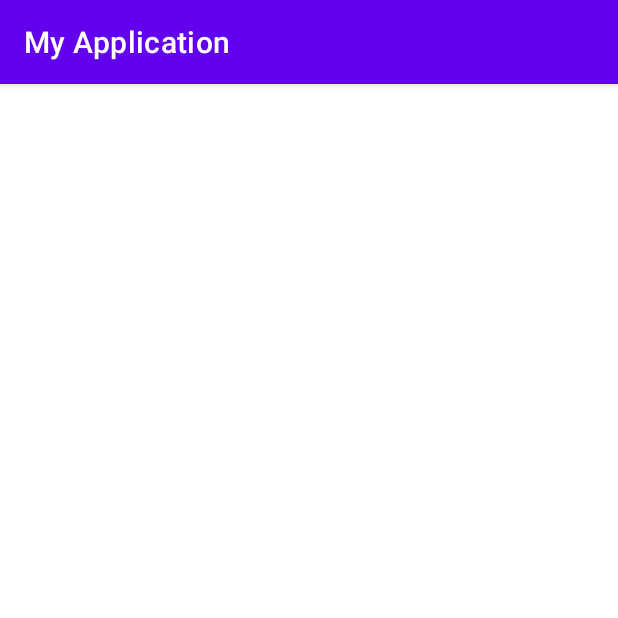
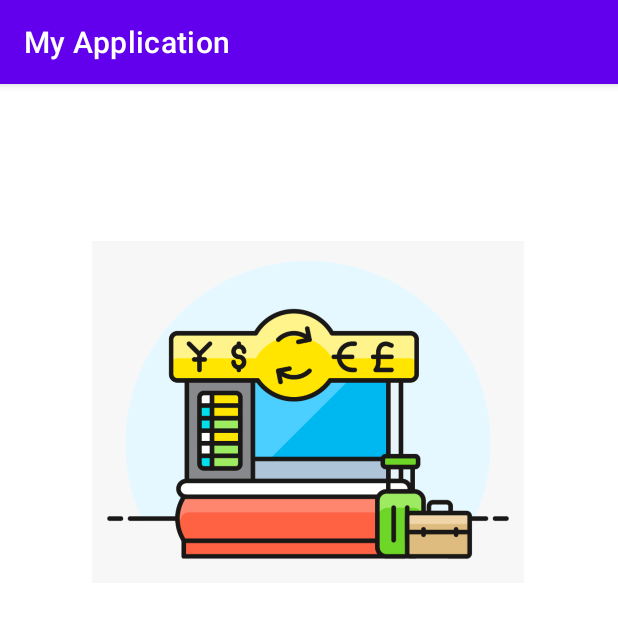
Before and after one commit to Adel-Y/CSC498-CurrencyConverterGroup, an Android app: the ConversionActivity screen opened directly, with no data from a screen before it, on a phone screen of 412 x 824 dp, the top half of it. Run offline under Robolectric (Android 15) with nearby library versions, the phone set to English and light mode, and no system bars; 2 statements that could not run were skipped.

Commit message:
imageview in activity 2 added

```diff
--- a/app/src/main/res/layout/activity_conversion.xml
+++ b/app/src/main/res/layout/activity_conversion.xml
@@ -6,13 +6,15 @@
     android:layout_height="match_parent"
     tools:context=".ConversionActivity">
 
-    <TextView
-        android:id="@+id/textView"
-        android:layout_width="wrap_content"
-        android:layout_height="wrap_content"
-        android:text="TextView"
+    <ImageView
+        android:id="@+id/imageView"
+        android:layout_width="288dp"
+        android:layout_height="292dp"
         app:layout_constraintBottom_toBottomOf="parent"
         app:layout_constraintEnd_toEndOf="parent"
+        app:layout_constraintHorizontal_bias="0.495"
         app:layout_constraintStart_toStartOf="parent"
-        app:layout_constraintTop_toTopOf="parent" />
+        app:layout_constraintTop_toTopOf="parent"
+        app:layout_constraintVertical_bias="0.152"
+        app:srcCompat="@drawable/cartoon" />
 </androidx.constraintlayout.widget.ConstraintLayout>
```
Also changed, not shown: app/src/main/res/drawable/cartoon.png (added).
